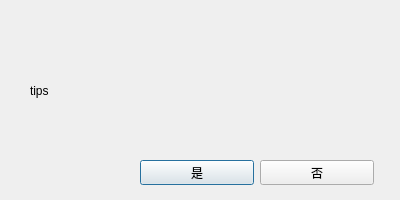
Before: the Qt Designer form src/dialogmytip.ui in cnldw/FinanceFileReader, drawn with Qt 5.
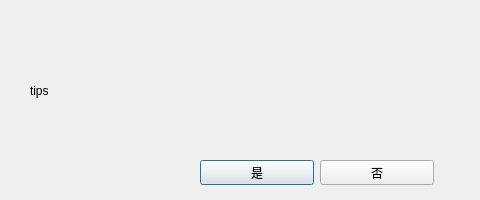
After: the same form once the commit is applied.

Diff of the .ui file:
```diff
--- a/src/dialogmytip.ui
+++ b/src/dialogmytip.ui
@@ -6,19 +6,25 @@
    <rect>
     <x>0</x>
     <y>0</y>
-    <width>400</width>
+    <width>480</width>
     <height>200</height>
    </rect>
   </property>
+  <property name="sizePolicy">
+   <sizepolicy hsizetype="Fixed" vsizetype="Fixed">
+    <horstretch>0</horstretch>
+    <verstretch>0</verstretch>
+   </sizepolicy>
+  </property>
   <property name="minimumSize">
    <size>
-    <width>400</width>
+    <width>480</width>
     <height>200</height>
    </size>
   </property>
   <property name="maximumSize">
    <size>
-    <width>400</width>
+    <width>480</width>
     <height>200</height>
    </size>
   </property>
@@ -29,9 +35,9 @@
    <property name="geometry">
     <rect>
      <x>30</x>
-     <y>40</y>
-     <width>321</width>
-     <height>101</height>
+     <y>30</y>
+     <width>381</width>
+     <height>121</height>
     </rect>
    </property>
    <property name="text">
@@ -44,7 +50,7 @@
   <widget class="QPushButton" name="pushButton">
    <property name="geometry">
     <rect>
-     <x>140</x>
+     <x>200</x>
      <y>160</y>
      <width>114</width>
      <height>25</height>
@@ -57,7 +63,7 @@
   <widget class="QPushButton" name="pushButton_2">
    <property name="geometry">
     <rect>
-     <x>260</x>
+     <x>320</x>
      <y>160</y>
      <width>114</width>
      <height>25</height>
```
